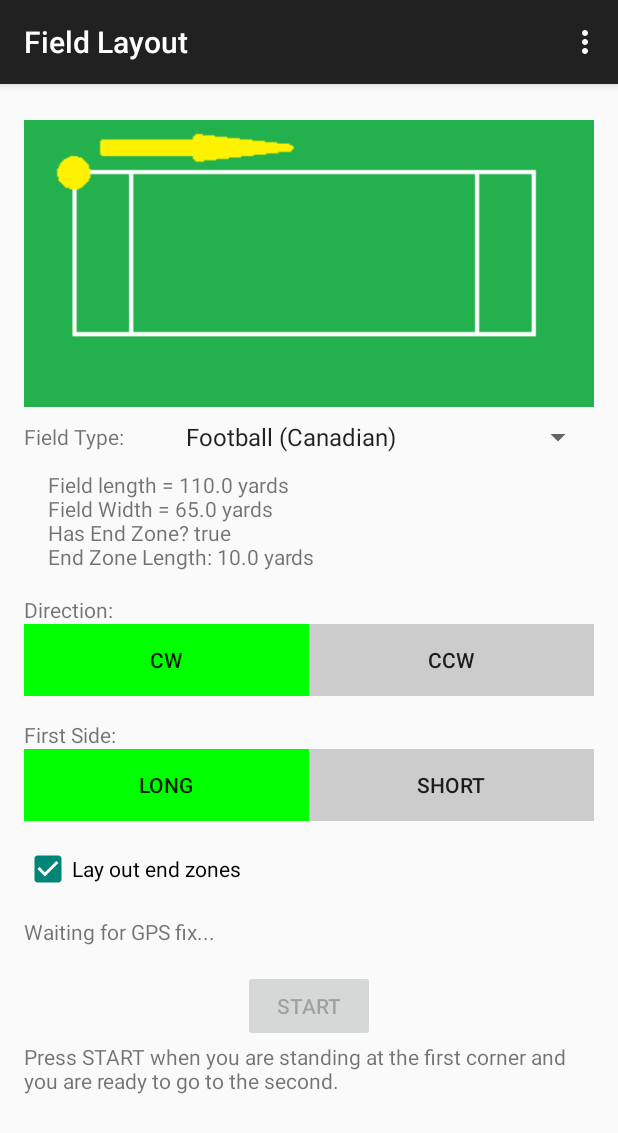
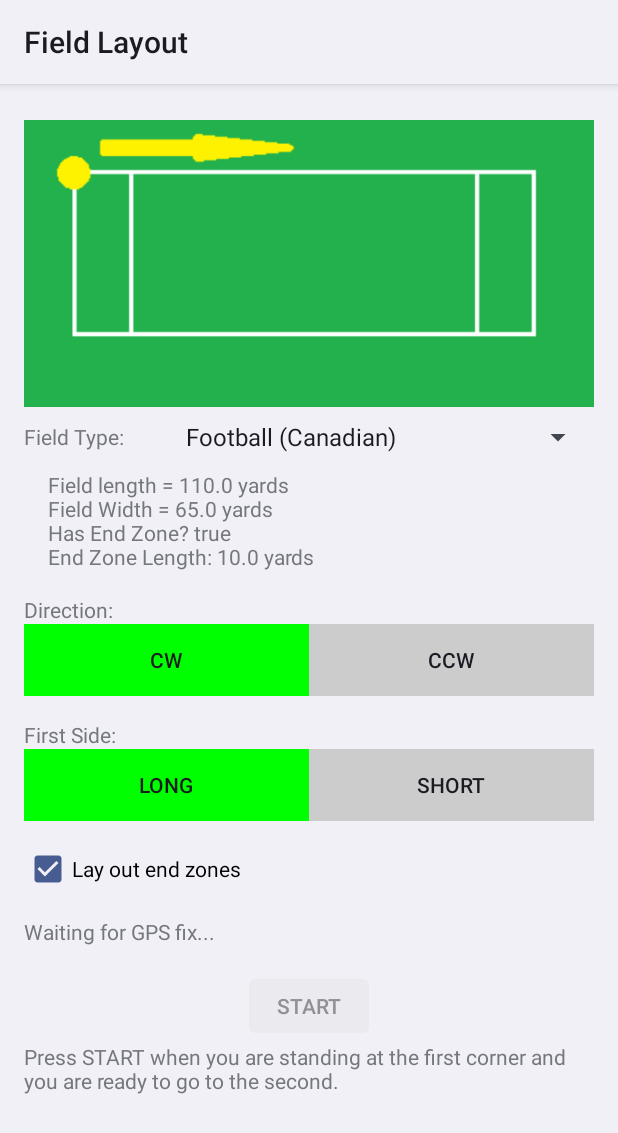
Before and after one commit to MrGibbage/FieldLayout, an Android app: the screen it shows after launch (StartActivity), on a phone screen of 412 x 824 dp. Shown: the top 1133 px of the screen. Run offline under Robolectric (Android 15) with nearby library versions, the phone set to English and light mode, and no system bars.

Commit message:
Removed the AppCompat dependency

```diff
--- a/app/build.gradle
+++ b/app/build.gradle
@@ -20,6 +20,5 @@ android {
 
 dependencies {
     api fileTree(dir: 'libs', include: ['*.jar'])
-    implementation  'com.android.support:appcompat-v7:25.2.0'
     api 'com.google.android.gms:play-services-maps:11.6.0'
 }
--- a/app/src/main/java/fieldlayout/skipmorrow/com/fieldlayout/StartActivity.java
+++ b/app/src/main/java/fieldlayout/skipmorrow/com/fieldlayout/StartActivity.java
@@ -1,6 +1,7 @@
 package fieldlayout.skipmorrow.com.fieldlayout;
 
 import android.Manifest;
+import android.app.Activity;
 import android.content.Context;
 import android.content.Intent;
 import android.content.SharedPreferences;
@@ -14,7 +15,6 @@ import android.os.Bundle;
 import android.preference.PreferenceManager;
 import android.support.annotation.NonNull;
 import android.support.v4.app.ActivityCompat;
-import android.support.v7.app.AppCompatActivity;
 import android.util.Log;
 import android.view.Menu;
 import android.view.MenuItem;
@@ -33,7 +33,7 @@ import java.util.ArrayList;
 import java.util.Objects;
 
 
-public class StartActivity extends AppCompatActivity {
+public class StartActivity extends Activity {
 
     private enum Direction {CW, CCW}
     private enum FirstSide {LONG, SHORT}
@@ -251,29 +251,6 @@ public class StartActivity extends AppCompatActivity {
         startButton.setEnabled((currentLocation != null ? currentLocation.getAccuracy() : 100) < 15f);
     }
 
-    @Override
-    public boolean onCreateOptionsMenu(Menu menu) {
-        // Inflate the menu; this adds items to the action bar if it is present.
-        getMenuInflater().inflate(R.menu.menu_start, menu);
-        return true;
-    }
-
-    @Override
-    public boolean onOptionsItemSelected(MenuItem item) {
-        // Handle action bar item clicks here. The action bar will
-        // automatically handle clicks on the Home/Up button, so long
-        // as you specify a parent activity in AndroidManifest.xml.
-        int id = item.getItemId();
-
-        //noinspection SimplifiableIfStatement
-        if (id == R.id.action_settings) {
-            return true;
-        }
-
-        return super.onOptionsItemSelected(item);
-
-    }
-
     public boolean isGPSEnabled(){
         return locationManager.isProviderEnabled(LocationManager.GPS_PROVIDER);
     }
--- a/app/src/main/res/layout/activity_maps.xml
+++ b/app/src/main/res/layout/activity_maps.xml
@@ -46,7 +46,7 @@
         android:clickable="true"
         android:onClick="CenterMapOnSelf"
         android:id="@+id/tvInfo"
-        android:background="@color/material_deep_teal_200"
+        android:background="@android:color/holo_green_light"
         android:layout_alignParentStart="true"
         android:layout_alignParentBottom="true"
         android:focusable="true" />
--- a/app/src/main/res/menu/menu_start.xml
+++ /dev/null
@@ -1,7 +0,0 @@
-<menu xmlns:android="http://schemas.android.com/apk/res/android"
-    xmlns:app="http://schemas.android.com/apk/res-auto"
-    xmlns:tools="http://schemas.android.com/tools"
-    tools:context="fieldlayout.skipmorrow.com.fieldlayout.StartActivity">
-    <item android:id="@+id/action_settings" android:title="@string/action_settings"
-        android:orderInCategory="100" app:showAsAction="never" />
-</menu>
--- a/app/src/main/res/values/styles.xml
+++ b/app/src/main/res/values/styles.xml
@@ -1,7 +1,7 @@
 <resources>
 
     <!-- Base application theme. -->
-    <style name="AppTheme" parent="Theme.AppCompat.Light.DarkActionBar">
+    <style name="AppTheme" parent="android:Theme.DeviceDefault.Light">
         <!-- Customize your theme here. -->
     </style>
 
```
Also changed, not shown: app/src/main/res/layout/activity_start_backup.xml (deleted, +0 -107 lines), 1 other file.
